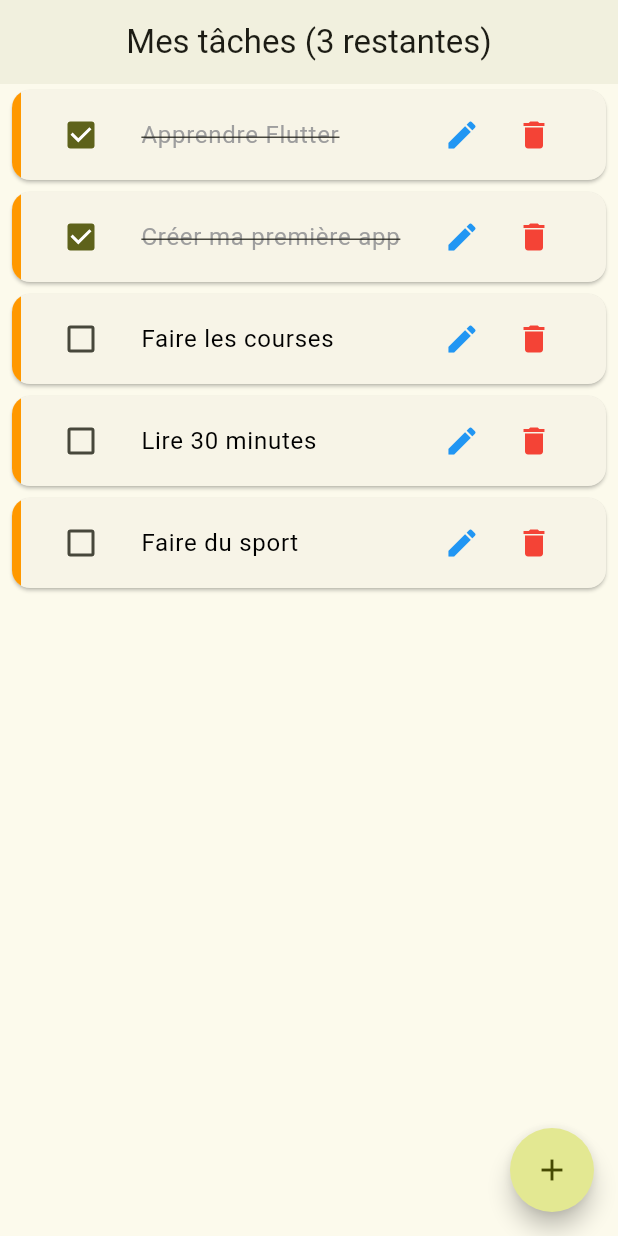
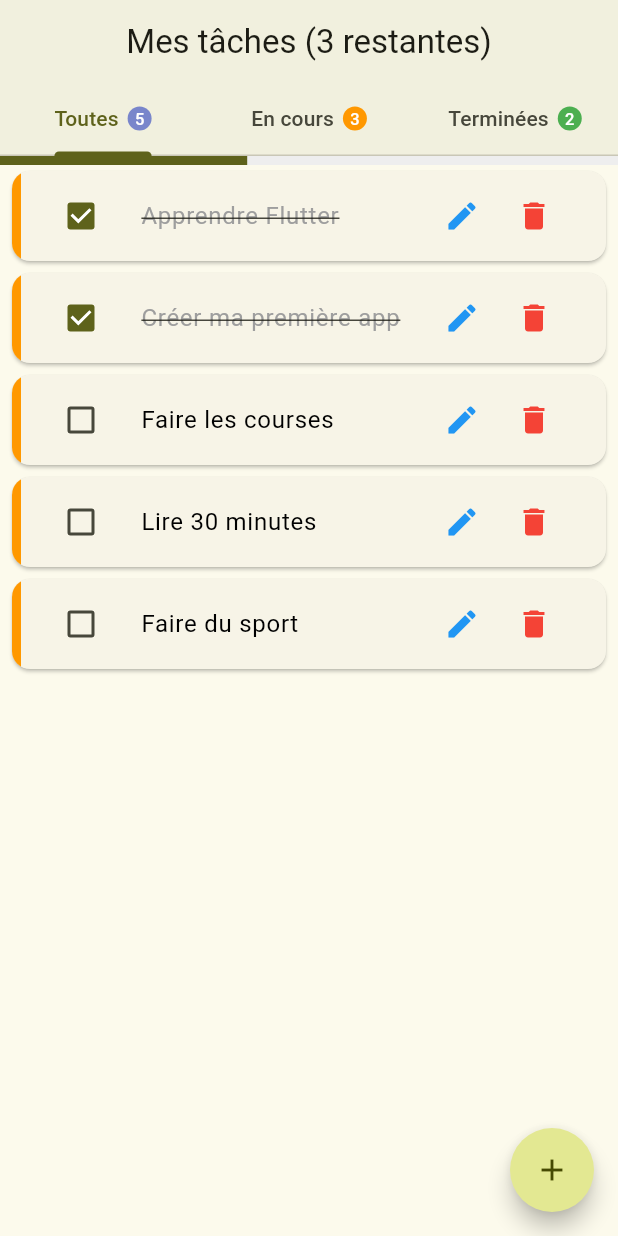
Before and after one commit to SpenaLeloup/task-manager, a Flutter app: the screen it shows after launch, on a phone screen of 412 x 824 dp. Run offline on Flutter 3.47's test engine with Material 3 defaults, Android fonts, the phone set to English and light mode, and no system bars.

Commit message:
mise a jour du fichier home_screen

```diff
--- a/lib/screens/home_screen.dart
+++ b/lib/screens/home_screen.dart
@@ -6,21 +6,127 @@ import '../widgets/task_tile.dart';
 import '../widgets/empty_state.dart';
 import 'add_task_screen.dart';
 
-class HomeScreen extends StatelessWidget {
+class HomeScreen extends StatefulWidget {
   const HomeScreen({super.key});
 
   @override
+  State<HomeScreen> createState() => _HomeScreenState();
+}
+
+class _HomeScreenState extends State<HomeScreen>
+    with SingleTickerProviderStateMixin {
+  late TabController _tabController;
+
+  static const _filters = [
+    TaskFilter.all,
+    TaskFilter.active,
+    TaskFilter.completed
+  ];
+
+  @override
+  void initState() {
+    super.initState();
+    _tabController = TabController(length: 3, vsync: this);
+
+    _tabController.addListener(() {
+      if (!_tabController.indexIsChanging) {
+        context.read<TaskProvider>().setFilter(_filters[_tabController.index]);
+      }
+    });
+  }
+
+  @override
+  void dispose() {
+    _tabController.dispose();
+    super.dispose();
+  }
+
+  @override
   Widget build(BuildContext context) {
-    final taskProvider = context.watch<TaskProvider>();
-    final tasks = taskProvider.tasks;
+    final provider = context.watch<TaskProvider>();
 
     return Scaffold(
       appBar: AppBar(
-        title: Text('Mes tâches (${taskProvider.pendingCount} restantes)'),
+        title: Text('Mes tâches (${provider.pendingCount} restantes)'),
+        bottom: TabBar(
+          controller: _tabController,
+          tabs: [
+            Tab(
+              child: Row(
+                mainAxisSize: MainAxisSize.min,
+                children: [
+                  const Text('Toutes'),
+                  const SizedBox(width: 6),
+                  Badge(
+                    label: Text('${provider.totalCount}'),
+                    backgroundColor: Colors.indigo.shade300,
                   ),
-      body: tasks.isEmpty
-          ? const EmptyState()
-          : ListView.builder(
+                ],
+              ),
+            ),
+            Tab(
+              child: Row(
+                mainAxisSize: MainAxisSize.min,
+                children: [
+                  const Text('En cours'),
+                  const SizedBox(width: 6),
+                  Badge(
+                    label: Text('${provider.pendingCount}'),
+                    backgroundColor: Colors.orange,
+                  ),
+                ],
+              ),
+            ),
+            Tab(
+              child: Row(
+                mainAxisSize: MainAxisSize.min,
+                children: [
+                  const Text('Terminées'),
+                  const SizedBox(width: 6),
+                  Badge(
+                    label: Text('${provider.completedCount}'),
+                    backgroundColor: Colors.green,
+                  ),
+                ],
+              ),
+            ),
+          ],
+        ),
+      ),
+      body: Column(
+        children: [
+          LinearProgressIndicator(
+            value: provider.completionRate,
+            backgroundColor: Colors.grey[200],
+            minHeight: 6,
+          ),
+          Expanded(
+            child: TabBarView(
+              controller: _tabController,
+              children: [
+                _buildTaskList(provider.tasks),
+                _buildTaskList(provider.tasks),
+                _buildTaskList(provider.tasks),
+              ],
+            ),
+          ),
+        ],
+      ),
+      floatingActionButton: FloatingActionButton(
+        onPressed: () {
+          Navigator.pushNamed(context, '/add');
+        },
+        child: const Icon(Icons.add),
+      ),
+    );
+  }
+
+  Widget _buildTaskList(List<Task> tasks) {
+    if (tasks.isEmpty) {
+      return const EmptyState();
+    }
+
+    return ListView.builder(
       itemCount: tasks.length,
       itemBuilder: (context, index) {
         final task = tasks[index];
@@ -56,13 +162,6 @@ class HomeScreen extends StatelessWidget {
           ),
         );
       },
-            ),
-      floatingActionButton: FloatingActionButton(
-        onPressed: () {
-          Navigator.pushNamed(context, '/add');
-        },
-        child: const Icon(Icons.add),
-      ),
     );
   }
 }
```
Lines whose indentation alone changed are shown as unchanged.
